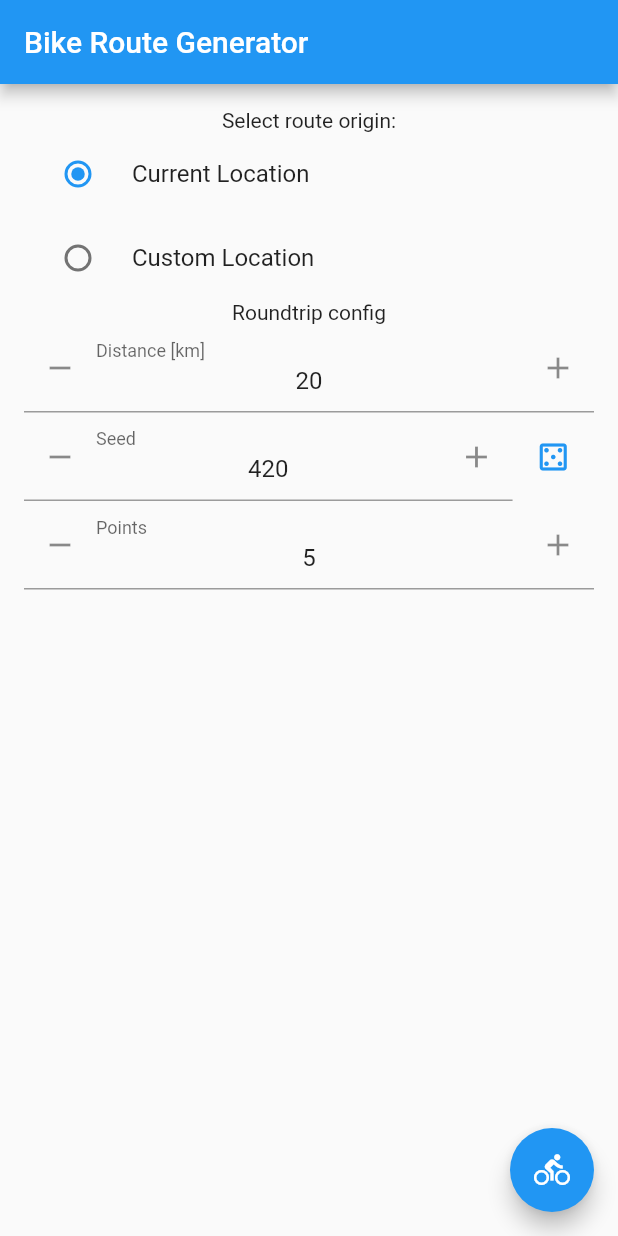
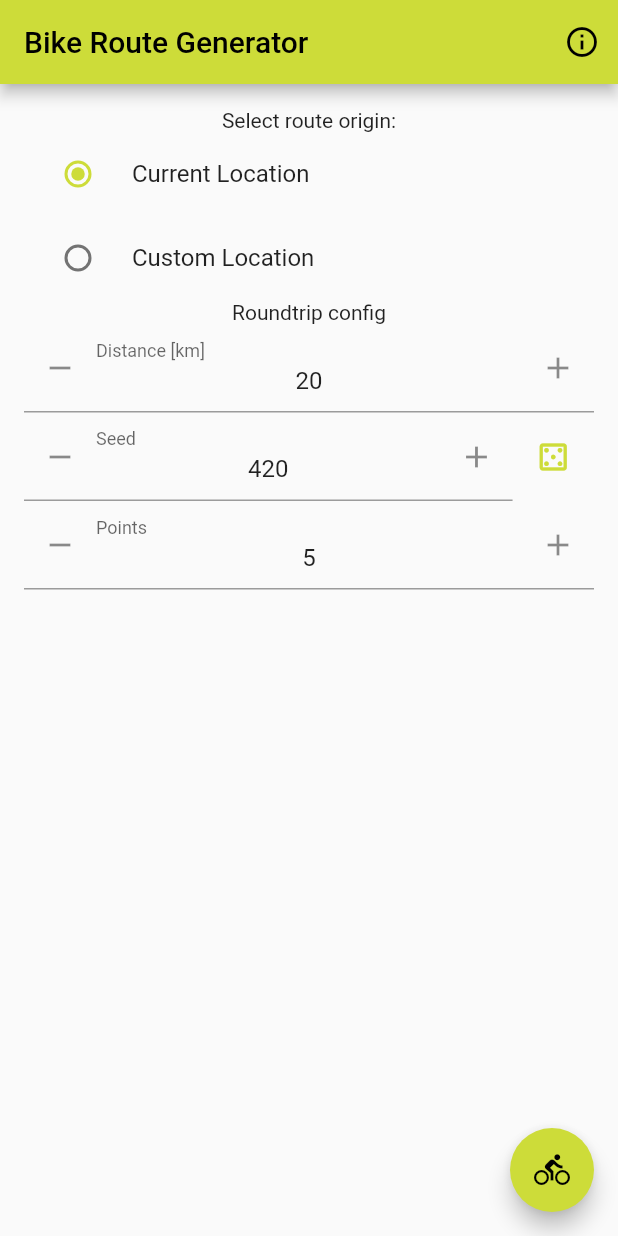
Before and after one commit to PawelRaciborski/bike-route-generator, a Flutter app: the screen it shows after launch, on a phone screen of 412 x 824 dp. Run offline on Flutter 3.47's test engine with Material 2 defaults, Android fonts, the phone set to English and light mode, and no system bars; drawn by our look-alikes of flutter_spinbox; our stand-ins replace geolocator; missing offline and left inert: map_launcher.

Commit message:
Adding secondary route to display used libs

```diff
--- a/lib/home/configuration_view.dart
+++ b/lib/home/configuration_route.dart
@@ -1,5 +1,6 @@
 import 'dart:math';
 
+import 'package:bike_route_generator/credits/credits_route.dart';
 import 'package:bike_route_generator/ors/ors_api.dart';
 import 'package:bike_route_generator/secrets.dart';
 import 'package:flutter/material.dart';
@@ -10,12 +11,12 @@ import 'package:map_launcher/map_launcher.dart';
 
 import 'reg_exp_text_field.dart';
 
-class ConfigurationView extends StatefulWidget {
+class ConfigurationRoute extends StatefulWidget {
   @override
-  State<StatefulWidget> createState() => _ConfigurationViewState();
+  State<StatefulWidget> createState() => _ConfigurationRouteState();
 }
 
-class _ConfigurationViewState extends State<ConfigurationView> {
+class _ConfigurationRouteState extends State<ConfigurationRoute> {
   static final api = const OrsApi(apiKey: orsApiKey);
   bool _useCustomLocation = false;
 
@@ -23,6 +24,17 @@ class _ConfigurationViewState extends State<ConfigurationView> {
   Widget build(BuildContext context) => Scaffold(
         appBar: AppBar(
           title: Text("Bike Route Generator"),
+          actions: [
+            IconButton(
+                onPressed: () {
+                  Navigator.push(
+                      context,
+                      MaterialPageRoute(
+                        builder: (context) => CreditsRoute(),
+                      ));
+                },
+                icon: Icon(Icons.info_outline))
+          ],
         ),
         body: SingleChildScrollView(
           child: Padding(
--- a/lib/main.dart
+++ b/lib/main.dart
@@ -1,4 +1,4 @@
-import 'package:bike_route_generator/home/configuration_view.dart';
+import 'package:bike_route_generator/home/configuration_route.dart';
 import 'package:flutter/material.dart';
 
 void main() {
@@ -10,11 +10,11 @@ class RouteGeneratorApp extends StatelessWidget {
   @override
   Widget build(BuildContext context) {
     return MaterialApp(
-      title: 'Flutter Demo',
+      title: 'Bike Route Generator',
       theme: ThemeData(
-        primarySwatch: Colors.blue,
+        primarySwatch: Colors.lime,
       ),
-      home: ConfigurationView(),
+      home: ConfigurationRoute(),
     );
   }
 }
```
Also changed, not shown: lib/credits/credits_route.dart (added, +40 -0 lines), 1 other file. Lines whose indentation alone changed are shown as unchanged.
